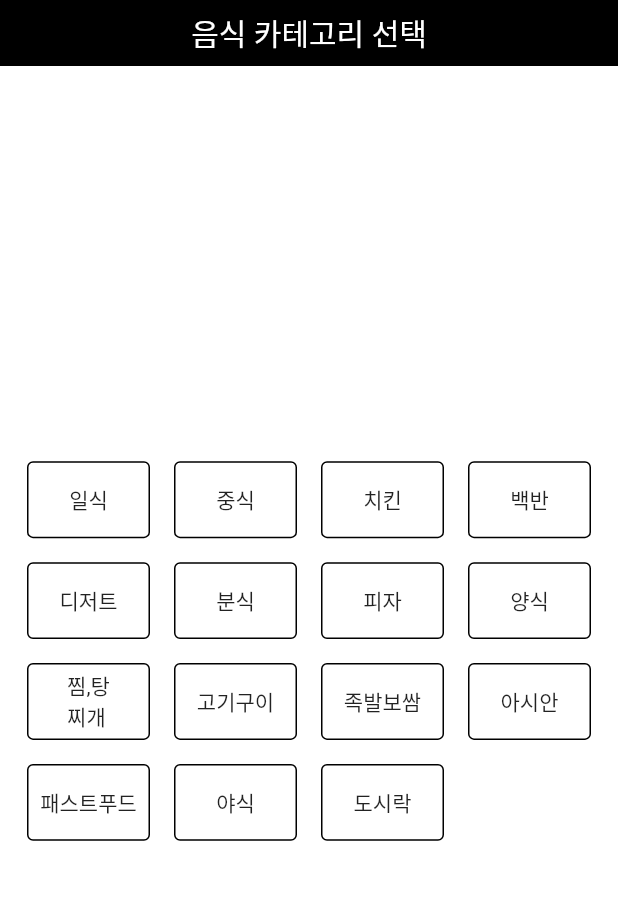
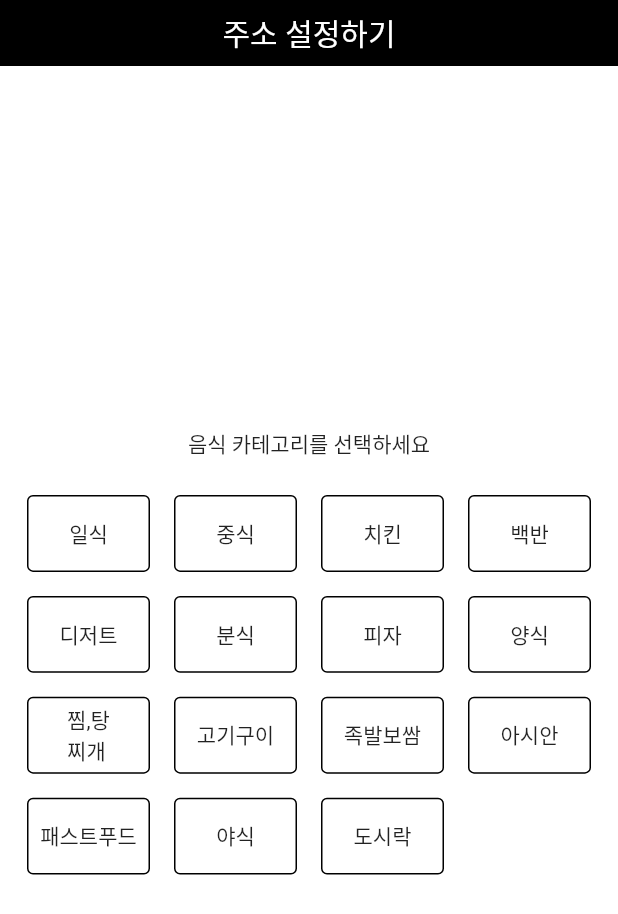
Before and after one commit to LiiNen/DeleTo, a Flutter app: the SearchView screen opened directly, on a phone screen of 412 x 824 dp. Shown: the top 914 px of the screen. Run offline on Flutter 3.47's test engine with Material 2 defaults, Android fonts, the phone set to English and light mode, and no system bars; our stand-ins replace fluttertoast, shared_preferences; missing offline and left inert: kpostal; accounts and stored records are empty.

```diff
--- a/lib/component/default_app_bar.dart
+++ b/lib/component/default_app_bar.dart
@@ -7,7 +7,8 @@ class DefaultAppBar extends StatelessWidget implements PreferredSizeWidget {
   final bool back;
   final dynamic backCallback;
   final Color color;
-  DefaultAppBar({required this.title, this.back=false, this.backCallback, this.color=Colors.black}) : preferredSize = Size.fromHeight(44.0);
+  final dynamic tapAction;
+  DefaultAppBar({required this.title, this.back=false, this.backCallback, this.color=Colors.black, this.tapAction}) : preferredSize = Size.fromHeight(44.0);
 
   @override
   Widget build(BuildContext context) {
@@ -16,7 +17,10 @@ class DefaultAppBar extends StatelessWidget implements PreferredSizeWidget {
       centerTitle: true,
       backgroundColor: color,
       automaticallyImplyLeading: false,
-      title: Container(
+      title: GestureDetector(
+        behavior: HitTestBehavior.translucent,
+        onTap: () {tapAction();},
+        child: Container(
           child: Row(
             mainAxisAlignment: MainAxisAlignment.spaceBetween,
             children: [
@@ -24,6 +28,7 @@ class DefaultAppBar extends StatelessWidget implements PreferredSizeWidget {
               Text(title),
               SizedBox(width: 24),
             ]
+          )
         )
       )
     );
--- a/lib/main_nav/search/search_view.dart
+++ b/lib/main_nav/search/search_view.dart
@@ -1,7 +1,11 @@
 import 'package:delito/component/default_app_bar.dart';
 import 'package:delito/function.dart';
+import 'package:delito/main_nav/search/search_address_selection_view.dart';
 import 'package:delito/main_nav/search/search_category_board_view.dart';
 import 'package:flutter/material.dart';
+import 'package:kpostal/kpostal.dart';
+import 'package:delito/style.dart';
+import 'package:shared_preferences/shared_preferences.dart';
 
 List<String> foodCategory = [
   '일식', '중식', '치킨', '백반',
@@ -15,10 +19,32 @@ class SearchView extends StatefulWidget {
   State<SearchView> createState() => _SearchView();
 }
 class _SearchView extends State<SearchView> {
+
+  String? _address;
+
+  @override
+  void initState() {
+    super.initState();
+    _getAddress();
+  }
+
+  _getAddress() async {
+    var pref = await SharedPreferences.getInstance();
+    setState(() {
+      _address = pref.getString('address') ?? '';
+    });
+    print('getaddress');
+  }
+
   @override
   Widget build(BuildContext context) {
     return Scaffold(
-      appBar: DefaultAppBar(title: '음식 카테고리 선택'),
+      appBar: DefaultAppBar(
+        title: _address != null ? (_address != '' ? _address! : '주소 설정하기') : '',
+        tapAction: () {
+          navigatorPush(context: context, widget: SearchAddressSelectionView(completeCallback: _getAddress));
+        },
+      ),
       backgroundColor: Colors.white,
       body: Container(
         width: MediaQuery.of(context).size.width,
@@ -27,12 +53,15 @@ class _SearchView extends State<SearchView> {
         child: Column(
           mainAxisAlignment: MainAxisAlignment.center,
           children: [
+            Text('음식 카테고리를 선택하세요'),
+            SizedBox(height: 24),
             categorySelector()
           ]
         )
       )
     );
   }
+
 
   categorySelector() {
     return Container(
--- a/pubspec.yaml
+++ b/pubspec.yaml
@@ -36,6 +36,9 @@ dependencies:
   cupertino_icons: ^1.0.2
   fluttertoast: ^8.0.8
   intl: ^0.17.0
+  geolocator: ^8.0.5
+  kpostal: ^0.4.2
+  shared_preferences: ^2.0.13
 
 dev_dependencies:
   flutter_test:
```
Also changed, not shown: lib/main_nav/search/search_address_selection_view.dart (added, +142 -0 lines), pubspec.lock, 4 other files. Lines whose indentation alone changed are shown as unchanged.
